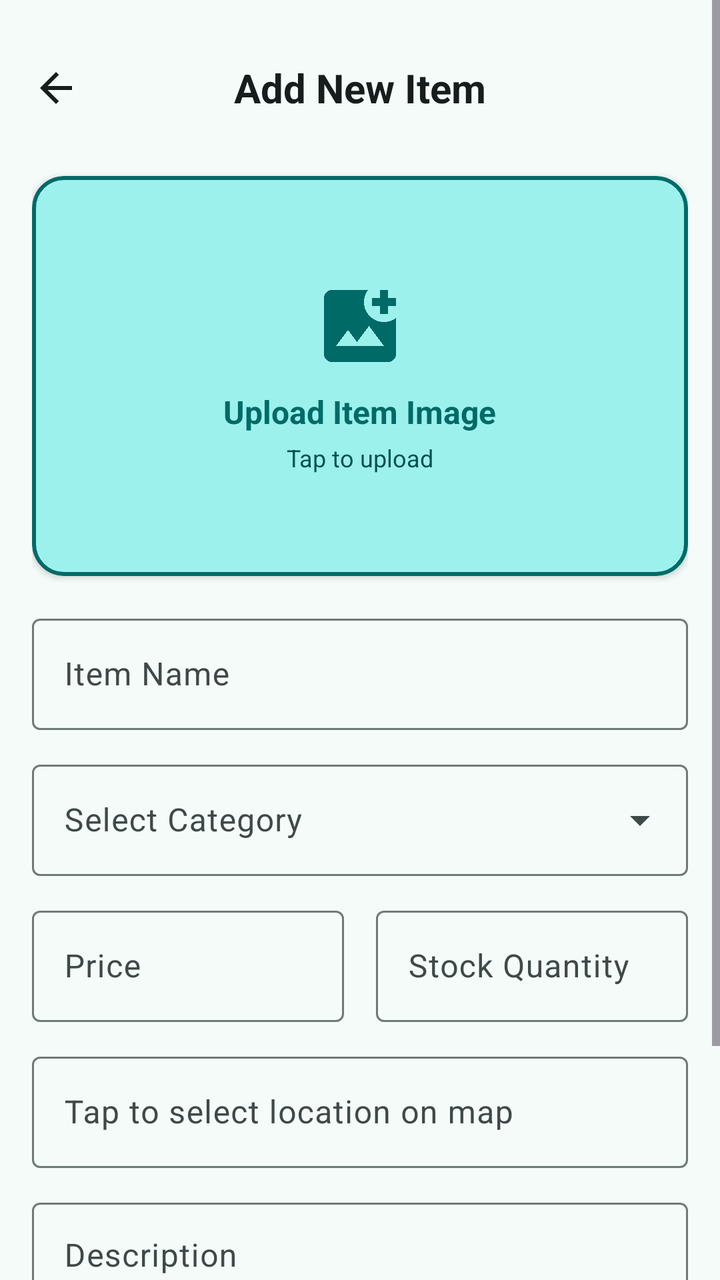
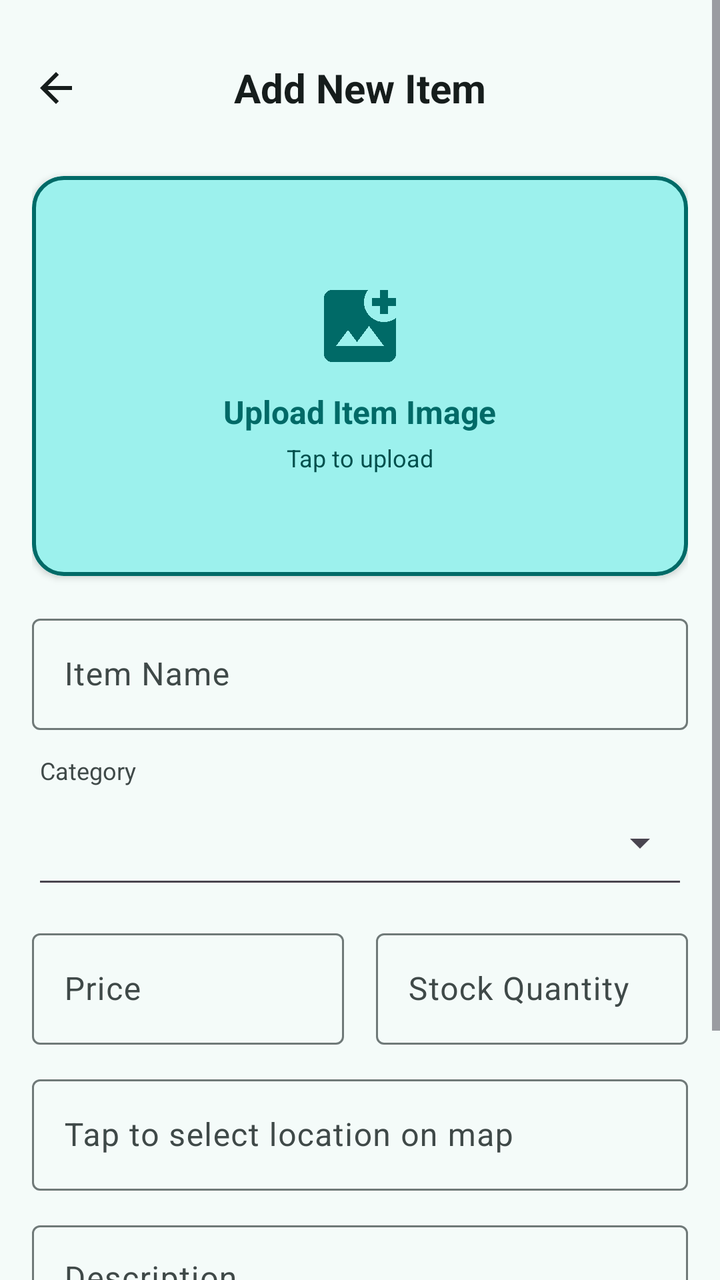

An Android layout rendered at two revisions. The XML below is the earlier revision; the diff shows what the commit changed to produce the second picture.
<!-- AndroidManifest.xml: application theme Theme.StudySphere -->
<!-- res/layout/fragment_add_item.xml -->
<?xml version="1.0" encoding="utf-8"?>
<ScrollView
    xmlns:android="http://schemas.android.com/apk/res/android"
    xmlns:app="http://schemas.android.com/apk/res-auto"
    android:layout_width="match_parent"
    android:layout_height="match_parent"
    android:background="@color/md_theme_background"
    android:fillViewport="true">

    <LinearLayout
        android:layout_width="match_parent"
        android:layout_height="wrap_content"
        android:orientation="vertical"
        android:padding="16dp">

        
        <RelativeLayout
            android:layout_width="match_parent"
            android:layout_height="56dp"
            android:layout_marginBottom="16dp"
            android:gravity="center_vertical">

            <ImageView
                android:id="@+id/back_button"
                android:layout_width="24dp"
                android:layout_height="24dp"
                android:layout_alignParentStart="true"
                android:layout_centerVertical="true"
                android:src="@drawable/arrow_back_24px"
                android:tint="@color/md_theme_onBackground"
                android:contentDescription="Back"/>

            <TextView
                android:layout_width="wrap_content"
                android:layout_height="wrap_content"
                android:layout_centerInParent="true"
                android:text="Add New Item"
                android:textSize="20sp"
                android:textStyle="bold"
                android:textColor="@color/md_theme_onBackground"/>
        </RelativeLayout>

        
        <com.google.android.material.card.MaterialCardView
            android:id="@+id/image_upload_card"
            android:layout_width="match_parent"
            android:layout_height="200dp"
            android:layout_marginBottom="16dp"
            app:cardCornerRadius="16dp"
            app:cardElevation="2dp"
            app:strokeWidth="2dp"
            app:strokeColor="@color/md_theme_primary"
            android:clickable="true"
            android:focusable="true"
            android:foreground="?attr/selectableItemBackground">

            <FrameLayout
                android:layout_width="match_parent"
                android:layout_height="match_parent">

                
                <ImageView
                    android:id="@+id/upload_image_view"
                    android:layout_width="match_parent"
                    android:layout_height="match_parent"
                    android:scaleType="centerCrop"
                    android:src="@drawable/add_photo_alternate_24px" />

                
                <LinearLayout
                    android:id="@+id/upload_placeholder"
                    android:layout_width="match_parent"
                    android:layout_height="match_parent"
                    android:orientation="vertical"
                    android:gravity="center"
                    android:background="@color/md_theme_primaryContainer">

                    <ImageView
                        android:layout_width="48dp"
                        android:layout_height="48dp"
                        android:src="@drawable/add_photo_alternate_24px"
                        android:tint="@color/md_theme_primary"
                        android:layout_marginBottom="8dp" />

                    <TextView
                        android:id="@+id/upload_title_text"
                        android:layout_width="wrap_content"
                        android:layout_height="wrap_content"
                        android:text="Upload Item Image"
                        android:textSize="16sp"
                        android:textStyle="bold"
                        android:textColor="@color/md_theme_primary" />

                    <TextView
                        android:id="@+id/upload_subtitle_text"
                        android:layout_width="wrap_content"
                        android:layout_height="wrap_content"
                        android:text="Tap to upload"
                        android:textSize="12sp"
                        android:textColor="@color/md_theme_onPrimaryContainer"
                        android:layout_marginTop="4dp" />

                </LinearLayout>

            </FrameLayout>

        </com.google.android.material.card.MaterialCardView>

        
        <com.google.android.material.textfield.TextInputLayout
            style="@style/Widget.Material3.TextInputLayout.OutlinedBox"
            android:layout_width="match_parent"
            android:layout_height="wrap_content"
            android:hint="Item Name"
            android:layout_marginBottom="12dp"
            app:startIconTint="@color/md_theme_onSurfaceVariant">

            <com.google.android.material.textfield.TextInputEditText
                android:id="@+id/item_name"
                android:layout_width="match_parent"
                android:layout_height="wrap_content" />
        </com.google.android.material.textfield.TextInputLayout>

        
        <com.google.android.material.textfield.TextInputLayout
            style="@style/Widget.Material3.TextInputLayout.OutlinedBox.ExposedDropdownMenu"
            android:layout_width="match_parent"
            android:layout_height="wrap_content"
            android:hint="Select Category"
            android:layout_marginBottom="12dp"
            app:startIconTint="@color/md_theme_onSurfaceVariant">

            <AutoCompleteTextView
                android:id="@+id/category"
                android:layout_width="match_parent"
                android:layout_height="wrap_content"
                android:inputType="none" />
        </com.google.android.material.textfield.TextInputLayout>

        
        <LinearLayout
            android:layout_width="match_parent"
            android:layout_height="wrap_content"
            android:orientation="horizontal"
            android:layout_marginBottom="12dp">

            <com.google.android.material.textfield.TextInputLayout
                style="@style/Widget.Material3.TextInputLayout.OutlinedBox"
                android:layout_width="0dp"
                android:layout_height="wrap_content"
                android:layout_weight="1"
                android:layout_marginEnd="8dp"
                android:hint="Price"
                app:prefixText="Rs. ">

                <com.google.android.material.textfield.TextInputEditText
                    android:id="@+id/price"
                    android:layout_width="match_parent"
                    android:layout_height="wrap_content"
                    android:inputType="numberDecimal" />
            </com.google.android.material.textfield.TextInputLayout>

            <com.google.android.material.textfield.TextInputLayout
                style="@style/Widget.Material3.TextInputLayout.OutlinedBox"
                android:layout_width="0dp"
                android:layout_height="wrap_content"
                android:layout_weight="1"
                android:layout_marginStart="8dp"
                android:hint="Stock Quantity">

                <com.google.android.material.textfield.TextInputEditText
                    android:id="@+id/stock"
                    android:layout_width="match_parent"
                    android:layout_height="wrap_content"
                    android:inputType="number" />
            </com.google.android.material.textfield.TextInputLayout>

        </LinearLayout>

        
        <com.google.android.material.textfield.TextInputLayout
            style="@style/Widget.Material3.TextInputLayout.OutlinedBox"
            android:layout_width="match_parent"
            android:layout_height="wrap_content"
            android:layout_marginBottom="12dp">

            <com.google.android.material.textfield.TextInputEditText
                android:id="@+id/location"
                android:layout_width="match_parent"
                android:layout_height="wrap_content"
                android:focusable="false"
                android:clickable="true"
                android:hint="Tap to select location on map"
                android:textColorHint="@color/md_theme_onSurfaceVariant" />
        </com.google.android.material.textfield.TextInputLayout>

        
        <com.google.android.material.textfield.TextInputLayout
            style="@style/Widget.Material3.TextInputLayout.OutlinedBox"
            android:layout_width="match_parent"
            android:layout_height="wrap_content"
            android:hint="Description"
            android:layout_marginBottom="16dp">

            <com.google.android.material.textfield.TextInputEditText
                android:id="@+id/description"
                android:layout_width="match_parent"
                android:layout_height="100dp"
                android:gravity="top"
                android:inputType="textMultiLine" />
        </com.google.android.material.textfield.TextInputLayout>

        
        <LinearLayout
            android:layout_width="match_parent"
            android:layout_height="wrap_content"
            android:orientation="horizontal">

            <com.google.android.material.button.MaterialButton
                android:id="@+id/btn_cancel"
                android:layout_width="0dp"
                android:layout_height="50dp"
                android:layout_weight="1"
                android:layout_marginEnd="8dp"
                android:text="Cancel"
                android:textAllCaps="false"
                app:backgroundTint="@color/md_theme_surfaceVariant"
                app:cornerRadius="12dp"/>

            <com.google.android.material.button.MaterialButton
                android:id="@+id/btn_save"
                android:layout_width="0dp"
                android:layout_height="50dp"
                android:layout_weight="1"
                android:layout_marginStart="8dp"
                android:text="Save Item"
                android:textAllCaps="false"
                app:backgroundTint="@color/md_theme_primary"
                app:cornerRadius="12dp"
                app:icon="@drawable/check_24px"
                app:iconGravity="textStart"/>

        </LinearLayout>

    </LinearLayout>

</ScrollView>
<!-- resources referenced by this layout -->
<resources>
  <color name="md_theme_background">#F4FBF9</color>
  <color name="md_theme_onBackground">#161D1C</color>
  <color name="md_theme_onPrimaryContainer">#00504D</color>
  <color name="md_theme_onSurfaceVariant">#3F4948</color>
  <color name="md_theme_primary">#006A67</color>
  <color name="md_theme_primaryContainer">#9CF1ED</color>
  <color name="md_theme_surfaceVariant">#DAE5E3</color>
  <!-- drawable arrow_back_24px (drawable) -->
  <vector xmlns:android="http://schemas.android.com/apk/res/android"
      android:width="24dp"
      android:height="24dp"
      android:viewportWidth="960"
      android:viewportHeight="960"
      android:tint="?attr/colorControlNormal"
      android:autoMirrored="true">
    <path
        android:fillColor="@android:color/white"
        android:pathData="M313,520L537,744L480,800L160,480L480,160L537,216L313,440L800,440L800,520L313,520Z"/>
  </vector>
  <!-- drawable check_24px (drawable) -->
  <vector xmlns:android="http://schemas.android.com/apk/res/android"
      android:width="24dp"
      android:height="24dp"
      android:viewportWidth="960"
      android:viewportHeight="960"
      android:tint="?attr/colorControlNormal">
    <path
        android:fillColor="@android:color/white"
        android:pathData="M382,720L154,492L211,435L382,606L749,239L806,296L382,720Z"/>
  </vector>
  <color name="md_theme_onPrimary">#FFFFFF</color>
  <color name="md_theme_secondary">#4A6361</color>
  <color name="md_theme_onSecondary">#FFFFFF</color>
  <color name="md_theme_secondaryContainer">#CCE8E6</color>
  <color name="md_theme_onSecondaryContainer">#324B4A</color>
  <color name="md_theme_tertiary">#49607B</color>
  <color name="md_theme_onTertiary">#FFFFFF</color>
  <color name="md_theme_tertiaryContainer">#D1E4FF</color>
  <color name="md_theme_onTertiaryContainer">#324862</color>
  <color name="md_theme_error">#BA1A1A</color>
  <color name="md_theme_onError">#FFFFFF</color>
  <color name="md_theme_errorContainer">#FFDAD6</color>
  <color name="md_theme_onErrorContainer">#93000A</color>
  <color name="md_theme_surface">#F4FBF9</color>
  <color name="md_theme_onSurface">#161D1C</color>
  <color name="md_theme_outline">#6F7978</color>
  <color name="md_theme_outlineVariant">#BEC9C7</color>
  <color name="md_theme_inverseSurface">#2B3231</color>
  <color name="md_theme_inverseOnSurface">#ECF2F1</color>
  <color name="md_theme_inversePrimary">#80D5D1</color>
  <color name="md_theme_primaryFixed">#9CF1ED</color>
  <color name="md_theme_onPrimaryFixed">#00201F</color>
  <color name="md_theme_primaryFixedDim">#80D5D1</color>
  <color name="md_theme_onPrimaryFixedVariant">#00504D</color>
  <color name="md_theme_secondaryFixed">#CCE8E6</color>
  <color name="md_theme_onSecondaryFixed">#051F1E</color>
  <color name="md_theme_secondaryFixedDim">#B0CCCA</color>
  <color name="md_theme_onSecondaryFixedVariant">#324B4A</color>
  <color name="md_theme_tertiaryFixed">#D1E4FF</color>
  <color name="md_theme_onTertiaryFixed">#021D35</color>
  <color name="md_theme_tertiaryFixedDim">#B1C8E8</color>
  <color name="md_theme_onTertiaryFixedVariant">#324862</color>
  <color name="md_theme_surfaceDim">#D5DBDA</color>
  <color name="md_theme_surfaceBright">#F4FBF9</color>
  <color name="md_theme_surfaceContainerLowest">#FFFFFF</color>
  <color name="md_theme_surfaceContainerLow">#EFF5F3</color>
  <color name="md_theme_surfaceContainer">#E9EFEE</color>
  <color name="md_theme_surfaceContainerHigh">#E3E9E8</color>
  <color name="md_theme_surfaceContainerHighest">#DDE4E2</color>
  <!-- unchanged entries left out for length: 2 -->
</resources>

<!-- the commit's change to res/layout/fragment_add_item.xml (unified diff, before → after) -->
@@ -13,7 +13,6 @@
         android:orientation="vertical"
         android:padding="16dp">
 
-        
         <RelativeLayout
             android:layout_width="match_parent"
             android:layout_height="56dp"
@@ -40,7 +39,6 @@
                 android:textColor="@color/md_theme_onBackground"/>
         </RelativeLayout>
 
-        
         <com.google.android.material.card.MaterialCardView
             android:id="@+id/image_upload_card"
             android:layout_width="match_parent"
@@ -58,7 +56,6 @@
                 android:layout_width="match_parent"
                 android:layout_height="match_parent">
 
-                
                 <ImageView
                     android:id="@+id/upload_image_view"
                     android:layout_width="match_parent"
@@ -66,7 +63,6 @@
                     android:scaleType="centerCrop"
                     android:src="@drawable/add_photo_alternate_24px" />
 
-                
                 <LinearLayout
                     android:id="@+id/upload_placeholder"
                     android:layout_width="match_parent"
@@ -106,14 +102,12 @@
 
         </com.google.android.material.card.MaterialCardView>
 
-        
         <com.google.android.material.textfield.TextInputLayout
             style="@style/Widget.Material3.TextInputLayout.OutlinedBox"
             android:layout_width="match_parent"
             android:layout_height="wrap_content"
             android:hint="Item Name"
-            android:layout_marginBottom="12dp"
-            app:startIconTint="@color/md_theme_onSurfaceVariant">
+            android:layout_marginBottom="12dp">
 
             <com.google.android.material.textfield.TextInputEditText
                 android:id="@+id/item_name"
@@ -121,23 +115,21 @@
                 android:layout_height="wrap_content" />
         </com.google.android.material.textfield.TextInputLayout>
 
-        
-        <com.google.android.material.textfield.TextInputLayout
-            style="@style/Widget.Material3.TextInputLayout.OutlinedBox.ExposedDropdownMenu"
-            android:layout_width="match_parent"
-            android:layout_height="wrap_content"
-            android:hint="Select Category"
-            android:layout_marginBottom="12dp"
-            app:startIconTint="@color/md_theme_onSurfaceVariant">
-
-            <AutoCompleteTextView
-                android:id="@+id/category"
-                android:layout_width="match_parent"
-                android:layout_height="wrap_content"
-                android:inputType="none" />
-        </com.google.android.material.textfield.TextInputLayout>
-
-        
+        <TextView
+            android:layout_width="wrap_content"
+            android:layout_height="wrap_content"
+            android:layout_marginStart="4dp"
+            android:text="Category"
+            android:textColor="@color/md_theme_onSurfaceVariant"
+            android:textSize="12sp" />
+
+        <Spinner
+            android:id="@+id/category_spinner"
+            style="@style/Widget.AppCompat.Spinner.Underlined"
+            android:layout_width="match_parent"
+            android:layout_height="56dp"
+            android:layout_marginBottom="12dp" />
+
         <LinearLayout
             android:layout_width="match_parent"
             android:layout_height="wrap_content"
@@ -177,7 +169,6 @@
 
         </LinearLayout>
 
-        
         <com.google.android.material.textfield.TextInputLayout
             style="@style/Widget.Material3.TextInputLayout.OutlinedBox"
             android:layout_width="match_parent"
@@ -194,7 +185,6 @@
                 android:textColorHint="@color/md_theme_onSurfaceVariant" />
         </com.google.android.material.textfield.TextInputLayout>
 
-        
         <com.google.android.material.textfield.TextInputLayout
             style="@style/Widget.Material3.TextInputLayout.OutlinedBox"
             android:layout_width="match_parent"
@@ -210,7 +200,6 @@
                 android:inputType="textMultiLine" />
         </com.google.android.material.textfield.TextInputLayout>
 
-        
         <LinearLayout
             android:layout_width="match_parent"
             android:layout_height="wrap_content"
